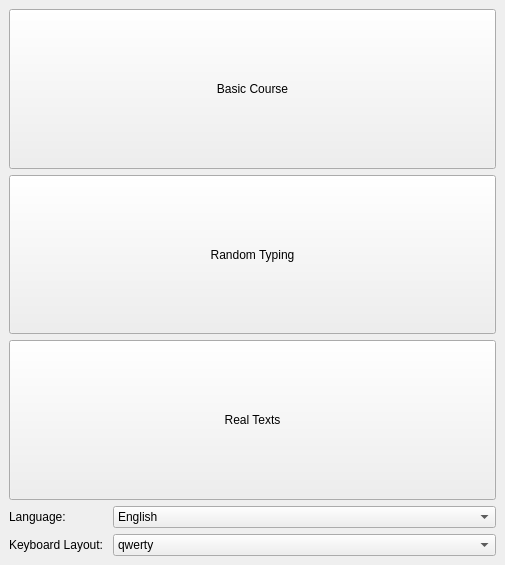
This is src/design/home.ui in leonidbelyaev/touch-typing-tutorial as Qt 5 draws it before an edit. The edited form follows.
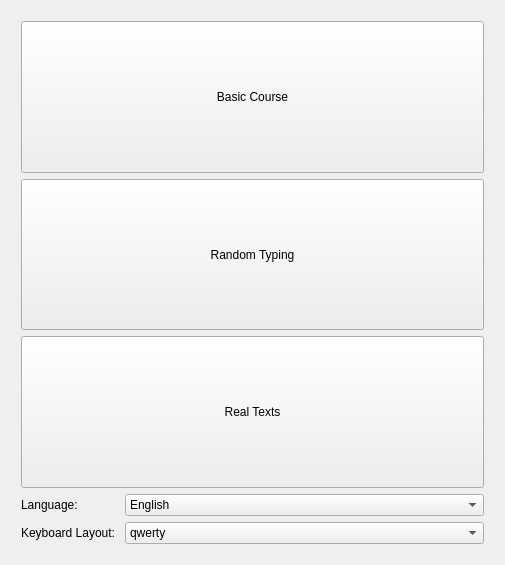
This is the edited form.

Patch:
```diff
--- a/src/design/home.ui
+++ b/src/design/home.ui
@@ -17,48 +17,19 @@
    <layout class="QVBoxLayout" name="verticalLayout">
     <item>
      <layout class="QGridLayout" name="gridLayout">
-      <item row="1" column="0">
-       <widget class="QPushButton" name="random_btn">
-        <property name="sizePolicy">
-         <sizepolicy hsizetype="Minimum" vsizetype="MinimumExpanding">
-          <horstretch>0</horstretch>
-          <verstretch>0</verstretch>
-         </sizepolicy>
-        </property>
-        <property name="text">
-         <string>Random Typing</string>
-        </property>
-       </widget>
-      </item>
-      <item row="0" column="0">
-       <widget class="QPushButton" name="course_btn">
-        <property name="sizePolicy">
-         <sizepolicy hsizetype="Minimum" vsizetype="MinimumExpanding">
-          <horstretch>0</horstretch>
-          <verstretch>0</verstretch>
-         </sizepolicy>
-        </property>
-        <property name="text">
-         <string>Basic Course</string>
-        </property>
-       </widget>
-      </item>
+      <property name="leftMargin">
+       <number>12</number>
+      </property>
+      <property name="topMargin">
+       <number>12</number>
+      </property>
+      <property name="rightMargin">
+       <number>12</number>
+      </property>
+      <property name="bottomMargin">
+       <number>12</number>
+      </property>
       <item row="2" column="0">
-       <widget class="QPushButton" name="texts_btn">
-        <property name="sizePolicy">
-         <sizepolicy hsizetype="Minimum" vsizetype="MinimumExpanding">
-          <horstretch>0</horstretch>
-          <verstretch>0</verstretch>
-         </sizepolicy>
-        </property>
-        <property name="text">
-         <string>Real Texts</string>
-        </property>
-       </widget>
-      </item>
-     </layout>
-    </item>
-    <item>
      <layout class="QFormLayout" name="formLayout">
       <item row="0" column="0">
        <widget class="QLabel" name="label">
@@ -91,6 +62,51 @@
          </property>
         </item>
        </widget>
+        </item>
+       </layout>
+      </item>
+      <item row="1" column="0">
+       <layout class="QGridLayout" name="gridLayout_2">
+        <item row="2" column="0">
+         <widget class="QPushButton" name="texts_btn">
+          <property name="sizePolicy">
+           <sizepolicy hsizetype="Minimum" vsizetype="MinimumExpanding">
+            <horstretch>0</horstretch>
+            <verstretch>0</verstretch>
+           </sizepolicy>
+          </property>
+          <property name="text">
+           <string>Real Texts</string>
+          </property>
+         </widget>
+        </item>
+        <item row="0" column="0">
+         <widget class="QPushButton" name="course_btn">
+          <property name="sizePolicy">
+           <sizepolicy hsizetype="Minimum" vsizetype="MinimumExpanding">
+            <horstretch>0</horstretch>
+            <verstretch>0</verstretch>
+           </sizepolicy>
+          </property>
+          <property name="text">
+           <string>Basic Course</string>
+          </property>
+         </widget>
+        </item>
+        <item row="1" column="0">
+         <widget class="QPushButton" name="random_btn">
+          <property name="sizePolicy">
+           <sizepolicy hsizetype="Minimum" vsizetype="MinimumExpanding">
+            <horstretch>0</horstretch>
+            <verstretch>0</verstretch>
+           </sizepolicy>
+          </property>
+          <property name="text">
+           <string>Random Typing</string>
+          </property>
+         </widget>
+        </item>
+       </layout>
       </item>
      </layout>
     </item>
```
Lines whose indentation alone changed are shown as unchanged.
